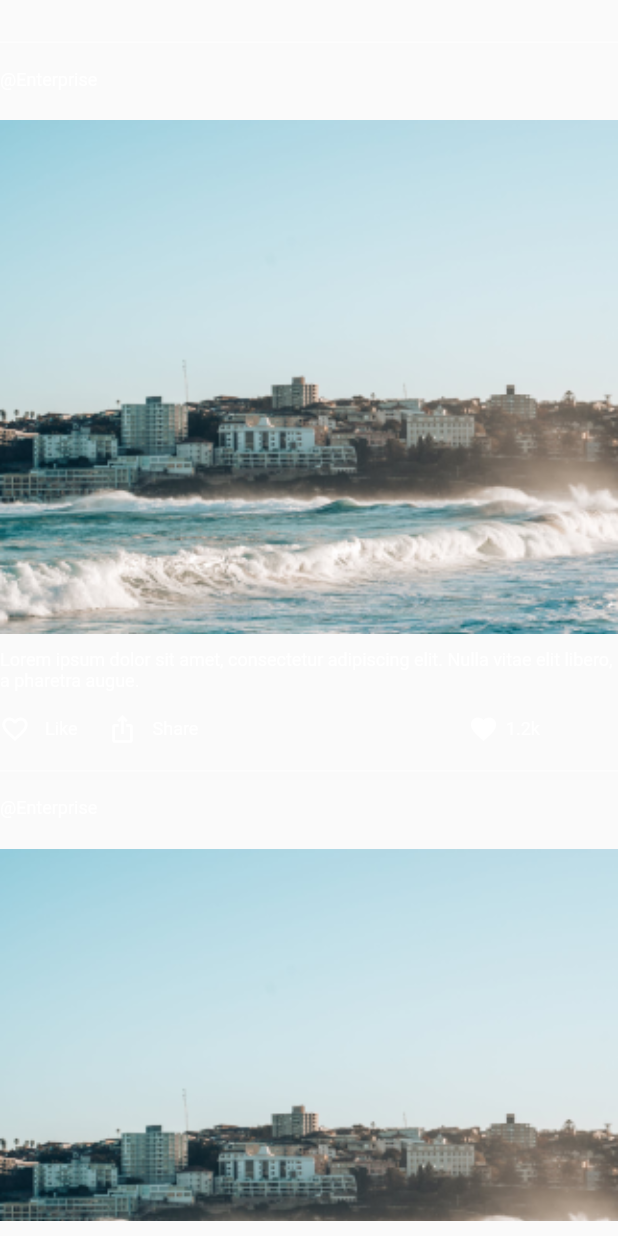
After one commit to KeylabMichelle/breathe_app, a Flutter app: the Posts screen opened directly, on a phone screen of 412 x 824 dp. The commit adds this screen. Run offline on Flutter 3.47's test engine with Material 2 defaults, Android fonts, the phone set to English and light mode, and no system bars; our stand-ins replace google_fonts.

Commit message:
HomePage - Posts - Resources - Bottom Navbar

```diff
--- /dev/null
+++ b/lib/pages/home/components/posts/posts.dart
@@ -0,0 +1,152 @@
+//create stateful widget Posts
+
+import 'package:flutter/material.dart';
+
+class Posts extends StatefulWidget {
+  @override
+  _PostsState createState() => _PostsState();
+}
+
+class _PostsState extends State<Posts> {
+  @override
+  Widget build(BuildContext context) {
+    return Scaffold(
+      body: Container(
+        margin: EdgeInsets.only(top: 10, bottom: 10),
+        child: ListView.builder(
+          itemCount: 10,
+          itemBuilder: (context, index) {
+            return Column(
+              children: [
+                Container(
+                  margin: EdgeInsets.only(top: 10),
+                  child: Divider(
+                    color: Colors.white,
+                  ),
+                ),
+                Container(
+                  margin: EdgeInsets.only(top: 10),
+                  child: Row(
+                    children: [
+                      Container(
+                        child: Text(
+                          "@Enterprise",
+                          style: TextStyle(
+                            color: Colors.white,
+                            fontSize: 12,
+                          ),
+                        ),
+                      ),
+                    ],
+                  ),
+                ),
+                Container(
+                  margin: EdgeInsets.only(top: 20),
+                  child: Image.asset(
+                    'assets/test.png',
+                    fit: BoxFit.cover,
+                    width: MediaQuery.of(context).size.width,
+                  ),
+                ),
+                Container(
+                  margin: EdgeInsets.only(top: 10),
+                  child: Text(
+                    'Lorem ipsum dolor sit amet, consectetur adipiscing elit. Nulla vitae elit libero, a pharetra augue.',
+                    style: TextStyle(
+                      fontSize: 12,
+                      color: Colors.white,
+                    ),
+                  ),
+                ),
+                Container(
+                  margin: EdgeInsets.only(top: 15),
+                  child: Row(
+                    children: [
+                      Container(
+                        child: Row(
+                          children: [
+                            Container(
+                              child: Icon(
+                                Icons.favorite_border,
+                                color: Colors.white,
+                                size: 20,
+                              ),
+                            ),
+                            Container(
+                              margin: EdgeInsets.only(left: 10),
+                              child: Text(
+                                "Like",
+                                style: TextStyle(
+                                  color: Colors.white,
+                                  fontSize: 12,
+                                ),
+                              ),
+                            ),
+                          ],
+                        ),
+                      ),
+                      Container(
+                        margin: EdgeInsets.only(left: 20),
+                        child: Row(
+                          children: [
+                            Container(
+                              child: Icon(
+                                Icons.ios_share,
+                                color: Colors.white,
+                                size: 20,
+                              ),
+                            ),
+                            Container(
+                              margin: EdgeInsets.only(left: 10),
+                              child: Text(
+                                "Share",
+                                style: TextStyle(
+                                  color: Colors.white,
+                                  fontSize: 12,
+                                ),
+                              ),
+                            ),
+                          ],
+                        ),
+                      ),
+                      Container(
+                        margin: EdgeInsets.only(left: 180),
+                        child: Row(
+                          children: [
+                            Container(
+                              child: Icon(
+                                Icons.favorite,
+                                color: Colors.white,
+                                size: 20,
+                              ),
+                            ),
+                            Container(
+                              margin: EdgeInsets.only(left: 5),
+                              child: Text(
+                                "1.2k",
+                                style: TextStyle(
+                                  color: Colors.white,
+                                  fontSize: 12,
+                                ),
+                              ),
+                            ),
+                          ],
+                        ),
+                      ),
+                    ],
+                  ),
+                ),
+              ],
+            );
+          },
+        ),
+      ),
+    );
+  }
+}
+/*
+
+
+
+
+ */
--- a/pubspec.yaml
+++ b/pubspec.yaml
@@ -67,6 +67,7 @@ flutter:
     - assets/pop_up/great.png
     - assets/pop_up/meh.png
     - assets/pop_up/bad.png
+    - assets/test.png
 
   # An image asset can refer to one or more resolution-specific "variants", see
   # https://flutter.dev/assets-and-images/#resolution-aware
```
Also changed, not shown: lib/pages/home/components/resources/resources.dart (added, +144 -0 lines), lib/pages/home/home_page.dart (+132 -7 lines), assets/test.png (added), pubspec.lock.
